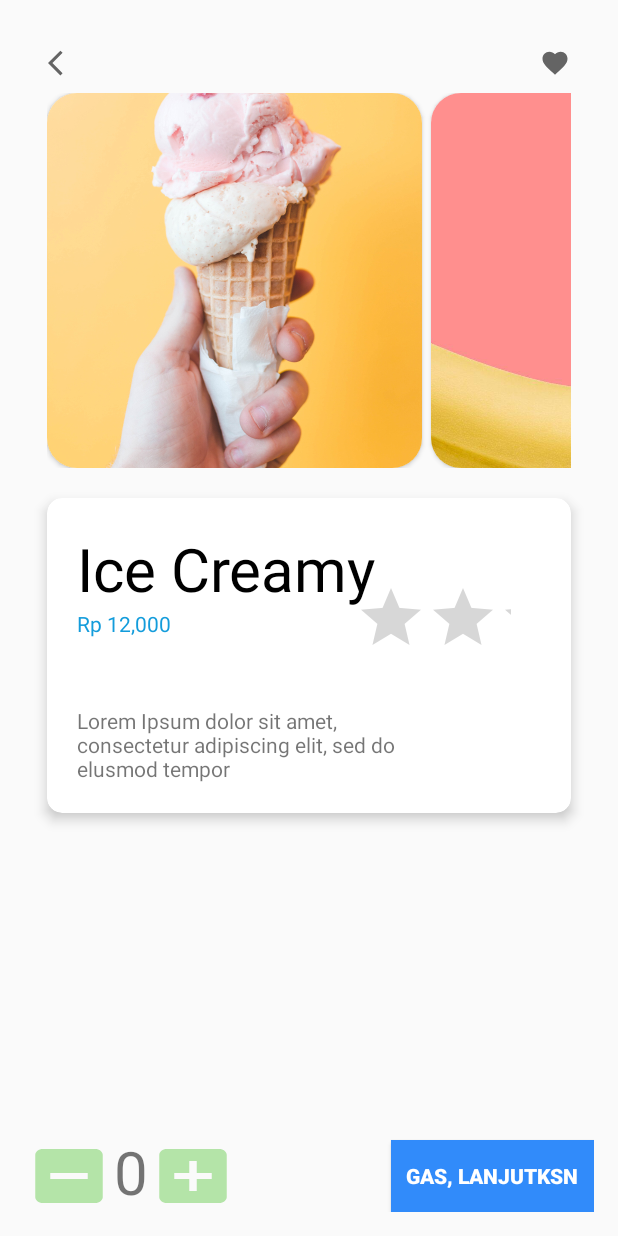
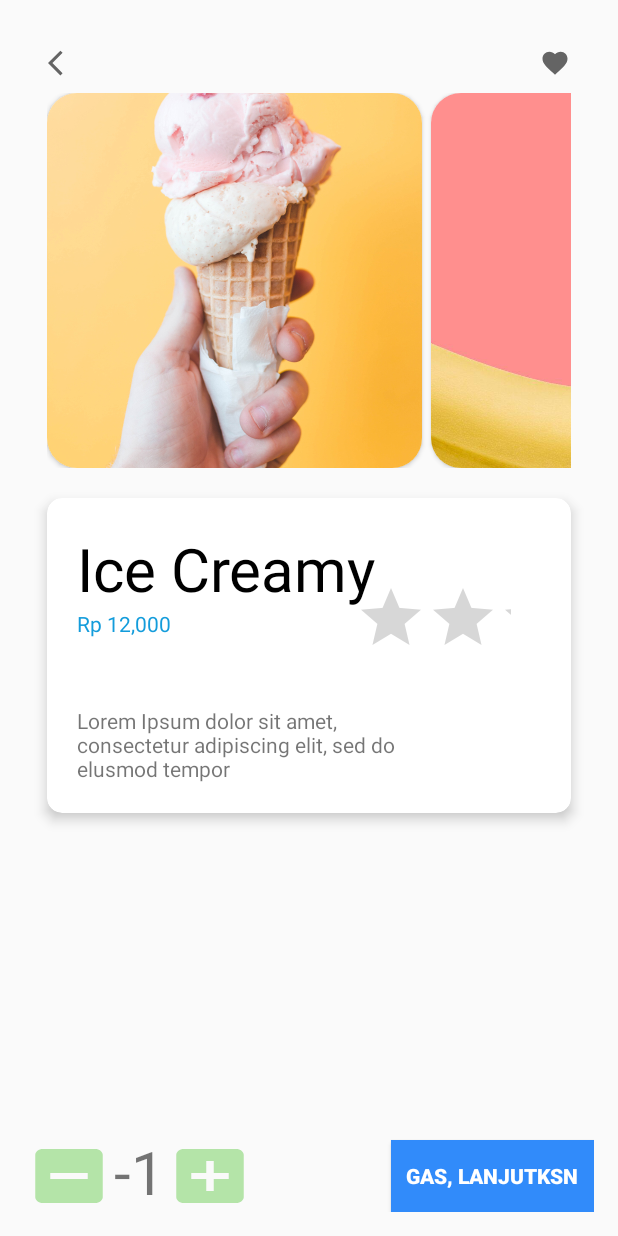
Before and after one commit to Chris-Eminence/design-with-constraints, an Android app: the designTwo screen opened directly, with no data from a screen before it, after a tap on an icon or button, on a phone screen of 412 x 824 dp. Run offline under Robolectric (Android 15) with nearby library versions, the phone set to English and light mode, and no system bars.

```diff
--- a/app/src/main/java/com/example/design/designTwo.kt
+++ b/app/src/main/java/com/example/design/designTwo.kt
@@ -3,16 +3,49 @@ package com.example.design
 import androidx.appcompat.app.AppCompatActivity
 import android.os.Bundle
 import android.view.View
+import android.widget.TextView
+import android.widget.Button
+
 
 class designTwo : AppCompatActivity() {
+
+    private lateinit var _increment: Button
+    private lateinit var textView: TextView
+    private lateinit var _decrement: Button
+
+    /**--The lateinit keyword stands
+    for late initialization. Lateinit comes
+    very handy when a non-null initializer cannot
+    be supplied in the constructor,
+    but the developer is certain that the variable
+    will not be null when accessing it, thus avoiding
+    null checks when referencing it later.--**/
+
+
     override fun onCreate(savedInstanceState: Bundle?) {
         super.onCreate(savedInstanceState)
         setContentView(R.layout.activity_design_two)
-    }
 
-    fun decrement(view: View) {
+        _increment = findViewById(R.id.plusButton)
+        _decrement = findViewById(R.id.minusButton)
+        textView = findViewById(R.id.textViewNumber)
 
 
-    }
-    fun increment(view: View) {}
+        var number = 0
+
+        _increment.setOnClickListener { textView.text = number++.toString() }
+        _decrement.setOnClickListener { textView.text = number--.toString() }
+
+
+//        plusButton.setOnClickListener{
+//
+//            textViewNumber.text = plusButton.toString();
+//
+//         minusButton.setOnClickListener{
+//             textV -1
+//             textViewNumber.text = minusButton.toString()
+//         }
+
+        }
+
 }
--- a/app/src/main/res/layout/activity_design_two.xml
+++ b/app/src/main/res/layout/activity_design_two.xml
@@ -164,7 +164,6 @@
         android:layout_width="60dp"
         android:layout_height="wrap_content"
         android:background="@drawable/minus_button"
-        android:onClick="decrement"
         app:layout_constraintBottom_toBottomOf="parent"
         app:layout_constraintLeft_toLeftOf="parent"/>
 
@@ -181,7 +180,6 @@
         android:id="@+id/plusButton"
         android:layout_width="60dp"
         android:layout_height="wrap_content"
-        android:onClick="increment"
         android:background="@drawable/add_button"
         app:layout_constraintBottom_toBottomOf="parent"
         app:layout_constraintLeft_toRightOf="@id/textViewNumber"/>
```
